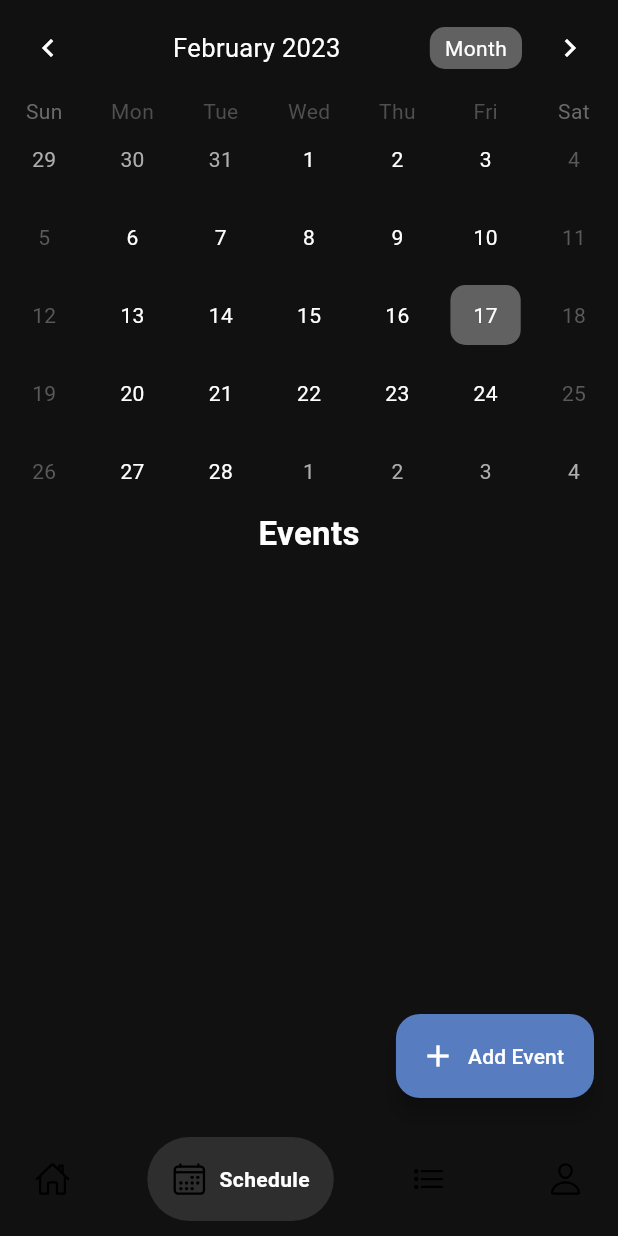
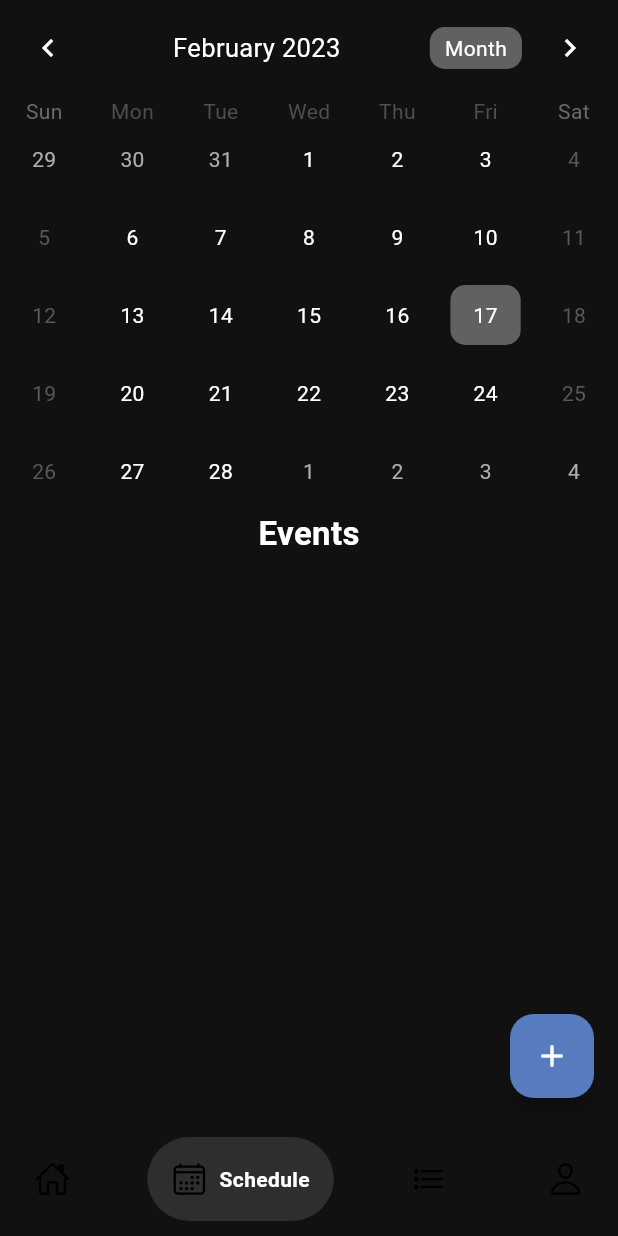
Before and after one commit to KaliopPraktyki/_projekt_praktyki_, a Flutter app: the screen it shows once a user with an empty profile is signed in, item 2 of the bottom bar chosen, on a phone screen of 412 x 824 dp. Run offline on Flutter 3.47's test engine with Material 2 defaults, Android fonts, the phone set to English and light mode, and no system bars; drawn by our look-alikes of google_nav_bar, table_calendar; our stand-ins replace cloud_firestore, firebase_auth, firebase_core, flex_color_scheme, flutter_slidable, ionicons and 2 more; accounts and stored records are empty; generated files the repository leaves out were written again; project files that could hold a hidden picture were left out.

Commit message:
text removed

```diff
--- a/lib/screens/schedule.dart
+++ b/lib/screens/schedule.dart
@@ -124,7 +124,7 @@ class _ScheduleState extends State<Schedule> {
             ],
           ),
         ),
-        floatingActionButton: FloatingActionButton.extended(
+        floatingActionButton: FloatingActionButton(
         onPressed: () => showDialog(
       context: context,
       builder: (context) => AlertDialog(
@@ -164,13 +164,7 @@ class _ScheduleState extends State<Schedule> {
         ],
       ),
     ),
-    label: Text(
-      "Add Event",
-      style: TextStyle(
-      color: Colors.white,
-    ),
-    ),
-    icon: Icon(
+    child: Icon(
         color: Colors.white,
         Icons.add),
     ),
```
